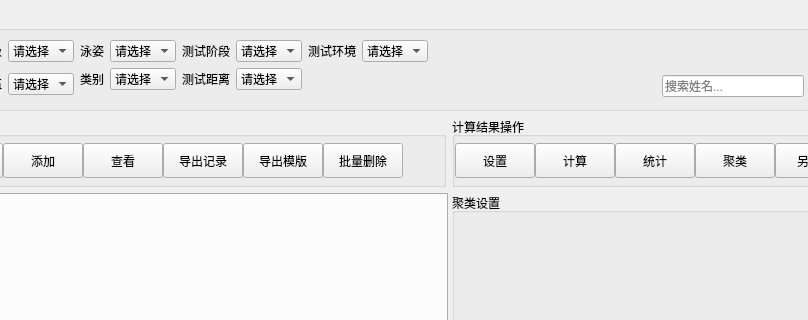
Before: the Qt Designer form FormData/FormData.ui in ciss-guozpeing/SwimmingReload, drawn with Qt 5; both pictures show x 171 to 979 and y 0 to 320 of the 1084 by 590 pixel window.
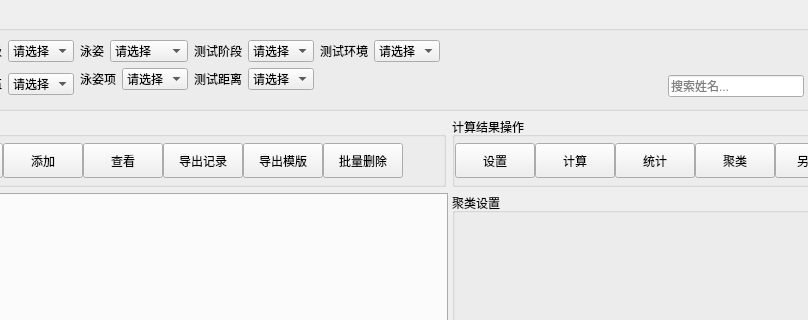
After: the same form once the commit is applied.

Diff of the .ui file:
```diff
--- a/FormData/FormData.ui
+++ b/FormData/FormData.ui
@@ -190,7 +190,7 @@
           <item row="0" column="0">
            <widget class="QLabel" name="label_7">
             <property name="text">
-             <string>类别</string>
+             <string>泳姿项</string>
             </property>
            </widget>
           </item>
```
Left out of the diff: 24 changed lines with no effect on the pictures.
